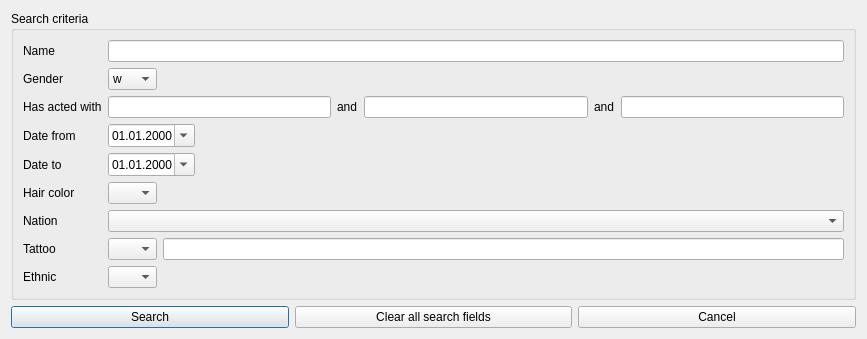
hwmay/pordb3, file pordb_darsteller_suchen.ui: the form before one commit.
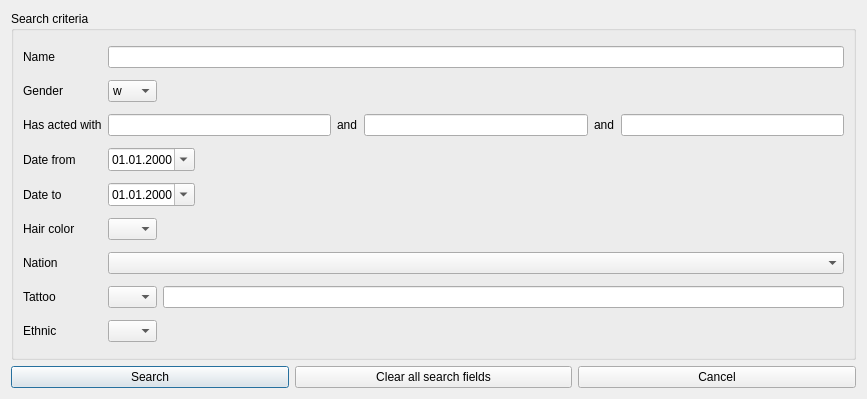
The form after the commit. Icons and pictures are not drawn.

```diff
--- a/pordb_darsteller_suchen.ui
+++ b/pordb_darsteller_suchen.ui
@@ -7,7 +7,7 @@
     <x>0</x>
     <y>0</y>
     <width>867</width>
-    <height>336</height>
+    <height>399</height>
    </rect>
   </property>
   <property name="windowTitle">
```
Left out of the diff: 30 changed lines with no effect on the pictures.
